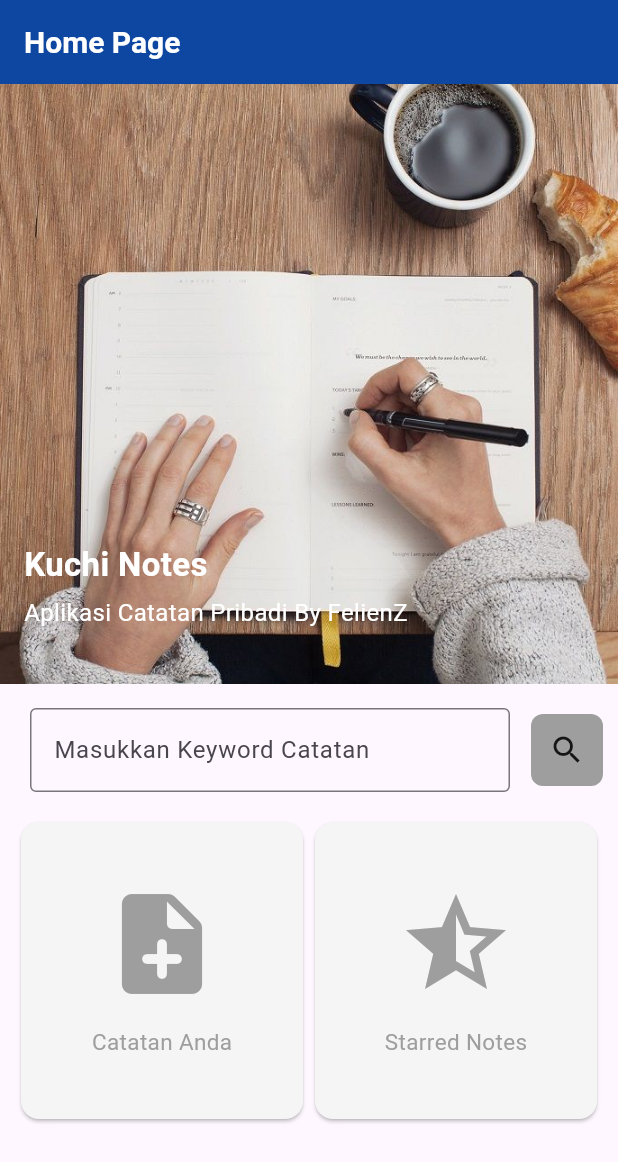
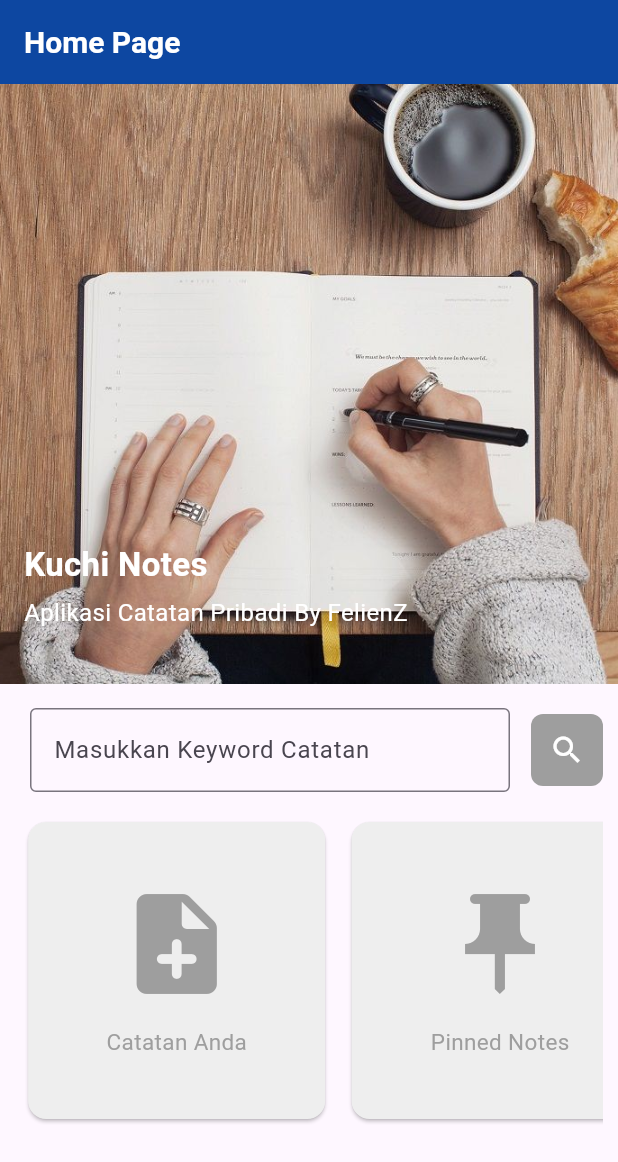
Before and after one commit to AqsaXny/Layo-CampusApp, a Flutter app: the screen it shows after launch, on a phone screen of 412 x 824 dp. Shown: the top 1162 px of the screen. Run offline on Flutter 3.47's test engine with Material 3 defaults, Android fonts, the phone set to English and light mode, and no system bars; drawn by our look-alikes of carousel_slider.

Commit message:
improve UI design

```diff
--- a/lib/Components/button_icon.dart
+++ b/lib/Components/button_icon.dart
@@ -12,7 +12,7 @@ class BtnIcon extends StatelessWidget {
           color: Colors.grey,
           borderRadius: BorderRadius.circular(8),
         ),
-        child: const Icon(Icons.search),
+        child: const Icon(Icons.search, color: Colors.white),
       ),
     );
   }
--- a/lib/Components/card_logo.dart
+++ b/lib/Components/card_logo.dart
@@ -15,7 +15,7 @@ class CardLogo extends StatelessWidget {
     return InkWell(
       onTap: targetLocation,
       child: Card(
-        color: Colors.grey[100],
+        color: Colors.grey[200],
         shadowColor: Colors.black,
         child: Column(
           mainAxisAlignment: MainAxisAlignment.center,
--- a/lib/Components/note_item.dart
+++ b/lib/Components/note_item.dart
@@ -1,19 +1,5 @@
-import 'dart:ffi';
-
 import 'package:flutter/material.dart';
 
-/*  Text(
-                  noteTitle,
-                  style: TextStyle(
-                    fontSize: 16,
-                    fontWeight: FontWeight.w300,
-                    color: Colors.white,
-                  ),
-                ), */
-/* Text(
-                        description,
-                        style: TextStyle(fontSize: 12, color: Colors.white),
-                      ), */
 class Noteitems extends StatelessWidget {
   const Noteitems({
     super.key,
--- a/lib/Home/navigation.dart
+++ b/lib/Home/navigation.dart
@@ -26,8 +26,8 @@ class Navigationsection extends StatelessWidget {
           SizedBox(
             width: MediaQuery.of(context).size.width * 0.5,
             child: CardLogo(
-              iconItem: Icons.star_half,
-              descript: 'Starred Notes',
+              iconItem: Icons.push_pin,
+              descript: 'Pinned Notes',
               targetLocation: () {
                 Navigator.pushNamed(context, '/pinnedpage');
               },
@@ -47,7 +47,7 @@ class Navigationsection extends StatelessWidget {
         options: CarouselOptions(
           height: MediaQuery.of(context).size.height * 0.25,
           padEnds: false,
-          viewportFraction: 0.5,
+          viewportFraction: 0.55,
           enableInfiniteScroll: false,
           enlargeCenterPage: false,
         ),
```
